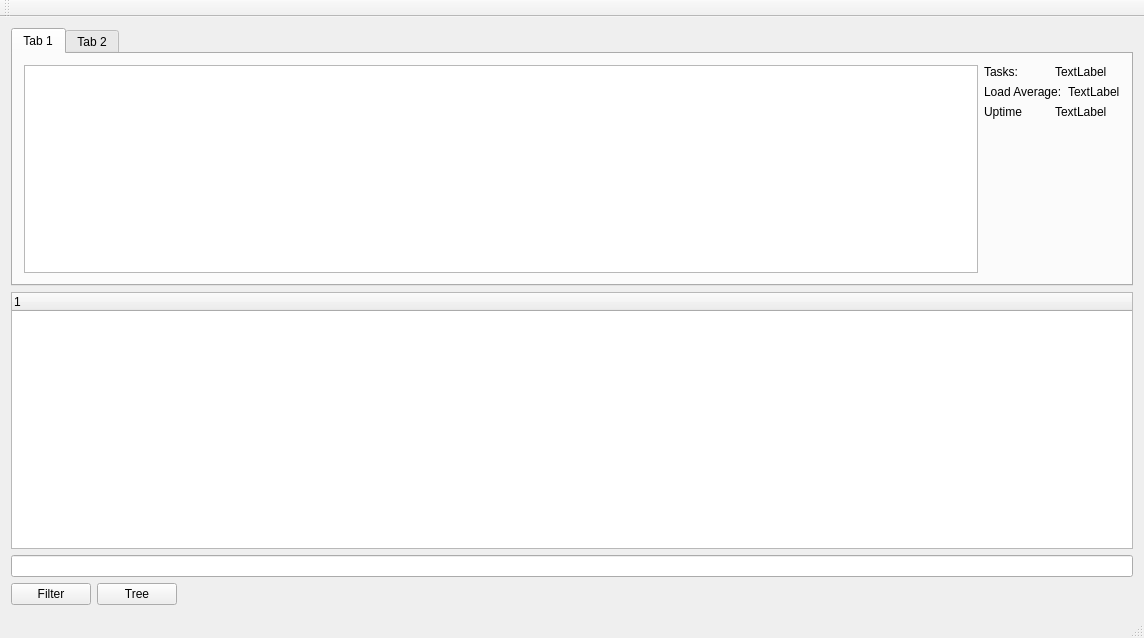
edujtm/qtop-planb, file view/mainwindow.ui: the form before one commit.
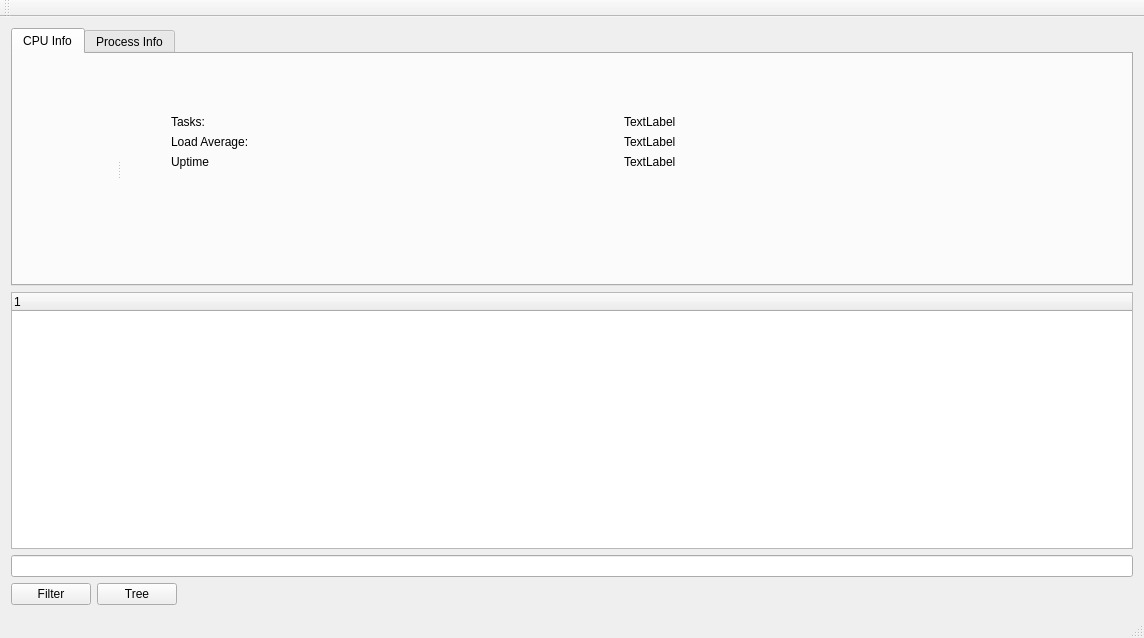
The form after the commit.

The edit to the form file:
```diff
--- a/view/mainwindow.ui
+++ b/view/mainwindow.ui
@@ -14,7 +14,7 @@
    <string>MainWindow</string>
   </property>
   <widget class="QWidget" name="centralWidget">
-   <layout class="QVBoxLayout" name="verticalLayout_4">
+   <layout class="QVBoxLayout" name="verticalLayout">
     <item>
      <widget class="QTabWidget" name="tabWidgetTop">
       <property name="currentIndex">
@@ -22,16 +22,31 @@
       </property>
       <widget class="QWidget" name="tab">
        <attribute name="title">
-        <string>Tab 1</string>
+        <string>CPU Info</string>
        </attribute>
-       <layout class="QVBoxLayout" name="verticalLayout_3">
+       <layout class="QHBoxLayout" name="horizontalLayout_4">
         <item>
-         <layout class="QHBoxLayout" name="horizontalLayout_4">
-          <item>
-           <widget class="QListWidget" name="listWidgetProgress"/>
-          </item>
-          <item>
-           <layout class="QVBoxLayout" name="verticalLayout">
+         <widget class="QSplitter" name="splitter">
+          <property name="orientation">
+           <enum>Qt::Horizontal</enum>
+          </property>
+          <widget class="QWidget" name="verticalLayoutWidget">
+           <layout class="QVBoxLayout" name="vboxCpuUsage"/>
+          </widget>
+          <widget class="QWidget" name="">
+           <layout class="QVBoxLayout" name="verticalLayoutPcInfo">
+            <property name="leftMargin">
+             <number>50</number>
+            </property>
+            <property name="topMargin">
+             <number>50</number>
+            </property>
+            <property name="rightMargin">
+             <number>50</number>
+            </property>
+            <property name="bottomMargin">
+             <number>0</number>
+            </property>
             <item>
              <layout class="QHBoxLayout" name="horizontalLayout">
               <item>
@@ -72,6 +87,12 @@
              <layout class="QHBoxLayout" name="horizontalLayout_3">
               <item>
                <widget class="QLabel" name="labelUptime">
+                <property name="minimumSize">
+                 <size>
+                  <width>0</width>
+                  <height>0</height>
+                 </size>
+                </property>
                 <property name="text">
                  <string>Uptime</string>
                 </property>
@@ -100,14 +121,14 @@
              </spacer>
             </item>
            </layout>
-          </item>
-         </layout>
+          </widget>
+         </widget>
         </item>
        </layout>
       </widget>
       <widget class="QWidget" name="tab_2">
        <attribute name="title">
-        <string>Tab 2</string>
+        <string>Process Info</string>
        </attribute>
        <layout class="QVBoxLayout" name="verticalLayout_2">
         <item>
```
